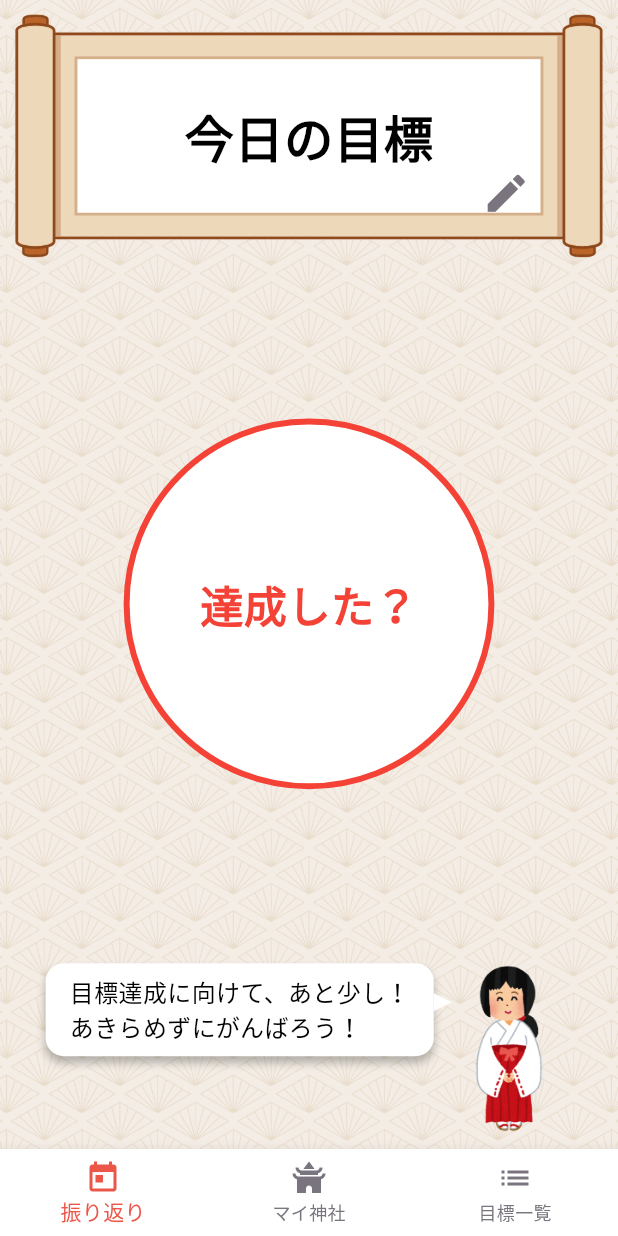
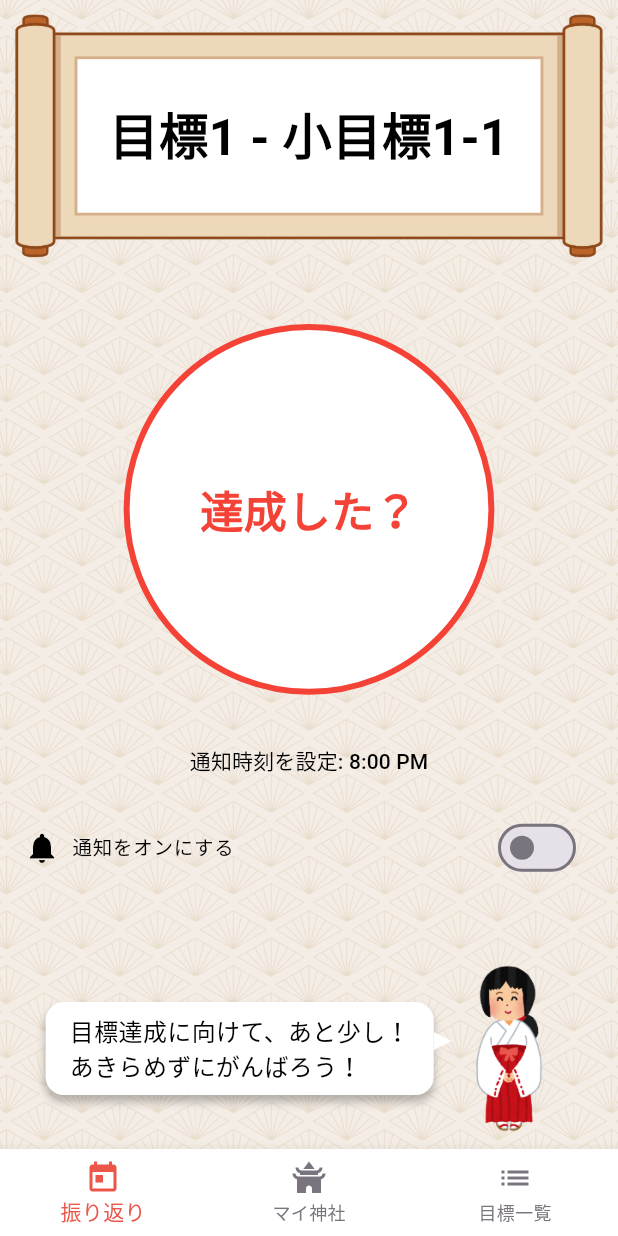
Before and after one commit to Airi291/Hack-U, a Flutter app: the screen it shows after launch, after a tap on "抱負を決める", on a phone screen of 412 x 824 dp. Run offline on Flutter 3.47's test engine with Material 3 defaults, Android fonts, the phone set to English and light mode, and no system bars; our stand-ins replace flutter_local_notifications, timezone.

Commit message:
today_review.dart/通知機能完成2

```diff
--- a/lib/today_review.dart
+++ b/lib/today_review.dart
@@ -1,7 +1,10 @@
 import 'package:flutter/material.dart';
+import 'dart:math';
 import 'bottom_navigation.dart';
-import 'dart:math';
 import 'fukidashi.dart';
+import 'package:flutter_local_notifications/flutter_local_notifications.dart';
+import 'package:timezone/timezone.dart' as tz;
+import 'package:timezone/data/latest.dart' as tz_data;
 
 class TodayReview extends StatefulWidget {
   @override
@@ -9,8 +12,100 @@ class TodayReview extends StatefulWidget {
 }
 
 class _TodayReviewState extends State<TodayReview> {
-  // 今日の目標が達成されたかどうかを管理するフラグ
-  bool _isAchieved = false;
+  final FlutterLocalNotificationsPlugin flutterLocalNotificationsPlugin =
+  FlutterLocalNotificationsPlugin();
+
+  bool _isAchieved = false; // 今日の目標が達成されたか
+  bool _isNotificationOn = false; // 通知がONかどうか
+  TimeOfDay _notificationTime = TimeOfDay(hour: 20, minute: 0); // 通知時刻
+
+  // 仮の今日の目標
+  String todayGoal = '目標1 - 小目標1-1';
+
+  // 仮の小さな目標データ（各大きな目標に対して8つの小さな目標）
+  final List<List<String>> smallGoals = [
+    ['小目標1-1', '小目標1-2', '小目標1-3', '小目標1-4', '小目標1-5', '小目標1-6', '小目標1-7', '小目標1-8'],
+    ['小目標2-1', '小目標2-2', '小目標2-3', '小目標2-4', '小目標2-5', '小目標2-6', '小目標2-7', '小目標2-8'],
+    ['小目標3-1', '小目標3-2', '小目標3-3', '小目標3-4', '小目標3-5', '小目標3-6', '小目標3-7', '小目標3-8'],
+    ['小目標4-1', '小目標4-2', '小目標4-3', '小目標4-4', '小目標4-5', '小目標4-6', '小目標4-7', '小目標4-8'],
+    ['小目標5-1', '小目標5-2', '小目標5-3', '小目標5-4', '小目標5-5', '小目標5-6', '小目標5-7', '小目標5-8'],
+    ['小目標6-1', '小目標6-2', '小目標6-3', '小目標6-4', '小目標6-5', '小目標6-6', '小目標6-7', '小目標6-8'],
+    ['小目標7-1', '小目標7-2', '小目標7-3', '小目標7-4', '小目標7-5', '小目標7-6', '小目標7-7', '小目標7-8'],
+    ['小目標8-1', '小目標8-2', '小目標8-3', '小目標8-4', '小目標8-5', '小目標8-6', '小目標8-7', '小目標8-8'],
+  ];
+
+  @override
+  void initState() {
+    super.initState();
+    _initializeNotifications();
+    tz_data.initializeTimeZones();
+    tz.setLocalLocation(tz.getLocation('Asia/Tokyo'));
+  }
+
+  // 通知の初期化
+  void _initializeNotifications() {
+    const DarwinInitializationSettings macOSInitializationSettings =
+    DarwinInitializationSettings(
+      requestAlertPermission: true,
+      requestBadgePermission: true,
+      requestSoundPermission: true,
+    );
+
+    const InitializationSettings initializationSettings =
+    InitializationSettings(macOS: macOSInitializationSettings);
+
+    flutterLocalNotificationsPlugin.initialize(initializationSettings);
+
+    print("通知が初期化されました");
+  }
+
+  // 通知をスケジュール
+  Future<void> _scheduleNotification() async {
+    if (!_isNotificationOn || _isAchieved) {
+      print(
+          "通知はスケジュールされません (_isNotificationOn: $_isNotificationOn, _isAchieved: $_isAchieved)");
+      return;
+    }
+
+    final now = DateTime.now();
+    final selectedDateTime = DateTime(
+      now.year,
+      now.month,
+      now.day,
+      _notificationTime.hour,
+      _notificationTime.minute,
+    );
+
+    // 現在時刻より前の場合、翌日にスケジュール
+    final notificationTime = selectedDateTime.isBefore(now)
+        ? selectedDateTime.add(Duration(days: 1))
+        : selectedDateTime;
+
+    final tzTime = tz.TZDateTime.from(notificationTime, tz.local);
+
+    const DarwinNotificationDetails macOSNotificationDetails =
+    DarwinNotificationDetails(
+      subtitle: '目標確認の通知',
+      presentAlert: true,
+      presentSound: true,
+    );
+
+    const NotificationDetails notificationDetails =
+    NotificationDetails(macOS: macOSNotificationDetails);
+
+    await flutterLocalNotificationsPlugin.zonedSchedule(
+      0, // 通知ID
+      '${todayGoal}', // タイトル
+      _getRandomComment(_isAchieved), // 通知内容
+      tzTime, // 通知時刻
+      notificationDetails,
+      androidAllowWhileIdle: true,
+      uiLocalNotificationDateInterpretation:
+      UILocalNotificationDateInterpretation.absoluteTime,
+    );
+
+    print("通知がスケジュールされました: $tzTime");
+  }
 
   // コメントリスト
   List<String> _commentsWhenNotAchieved = [
@@ -29,33 +124,48 @@ class _TodayReviewState extends State<TodayReview> {
     "素晴らしい！努力が実を結びましたね。\n次もこの調子で進んでいきましょう！",
   ];
 
-  // ランダムにコメントを選ぶための関数
+  // ランダムコメント生成
   String _getRandomComment(bool isAchieved) {
     final random = Random();
-    List<String> comments = isAchieved ? _commentsWhenAchieved : _commentsWhenNotAchieved;
-    return comments[random.nextInt(comments.length)];
+    return (isAchieved ? _commentsWhenAchieved : _commentsWhenNotAchieved)[
+    random.nextInt(isAchieved
+        ? _commentsWhenAchieved.length
+        : _commentsWhenNotAchieved.length)];
   }
 
-  // ランダムに画像を選ぶ関数
+  // ランダム画像を選択
   String _getRandomImage() {
     final random = Random();
-    // 舞妓さんと神主さんの画像リスト
     List<String> images = [
-      'image/jinja_miko.png',  // 舞妓さん
-      'image/jinja_kannushi.png',  // 神主さん
+      'image/jinja_miko.png', // 舞妓さん
+      'image/jinja_kannushi.png', // 神主さん
     ];
     return images[random.nextInt(images.length)];
   }
 
+  // 通知時刻設定ダイアログを表示
+  Future<void> _selectNotificationTime() async {
+    final TimeOfDay? pickedTime = await showTimePicker(
+      context: context,
+      initialTime: _notificationTime,
+    );
+
+    if (pickedTime != null) {
+      setState(() {
+        _notificationTime = pickedTime;
+        print('通知時刻が設定されました: ${_notificationTime.format(context)}');
+        _scheduleNotification(); // 通知を再スケジュール
+      });
+    }
+  }
+
   @override
   Widget build(BuildContext context) {
-    // 画面のサイズを取得
     final screenSize = MediaQuery.of(context).size;
 
     return Scaffold(
       body: Container(
         decoration: const BoxDecoration(
-          // 背景画像を設定
           image: DecorationImage(
             image: AssetImage('image/background.png'),
             fit: BoxFit.cover,
@@ -75,47 +185,24 @@ class _TodayReviewState extends State<TodayReview> {
                     child: Stack(
                       alignment: Alignment.center,
                       children: [
-                        // 巻物の画像
                         Image.asset(
                           'image/icon_makimono.png',
-                          width: screenSize.width, // 画面幅に合わせる
+                          width: screenSize.width,
                           fit: BoxFit.cover,
                         ),
                         Positioned.fill(
                           child: Align(
-                            alignment: Alignment.center, // テキストを中央に配置
-                            child: LayoutBuilder(
-                              builder: (context, constraints) {
-                                double textSize = constraints.maxWidth * 0.08; // テキストサイズを親の幅に応じて変化
-                                return Text(
-                                  '今日の目標',
-                                  style: TextStyle(
-                                    color: Colors.black,
-                                    fontWeight: FontWeight.bold, // 太字に設定
-                                    fontSize: textSize, // サイズは動的に調整する
-                                    height: 1.5, // 行間の調整
-                                  ),
-                                  textAlign: TextAlign.center, // テキストを中央揃え
-                                  softWrap: true, // 長いテキストがあれば自動で改行
-                                );
-                              },
+                            alignment: Alignment.center,
+                            child: Text(
+                              '${todayGoal}',
+                              style: TextStyle(
+                                color: Colors.black,
+                                fontWeight: FontWeight.bold,
+                                fontSize: screenSize.width * 0.08,
+                                height: 1.5,
+                              ),
+                              textAlign: TextAlign.center,
                             ),
-                          ),
-                        ),
-                        // 目標編集ボタン
-                        Positioned(
-                          bottom: 20,
-                          right: 50, // 右下に配置
-                          child: IconButton(
-                            icon: Icon(
-                              Icons.edit, // 編集アイコン
-                              color: Color(0xFF79747E), // アイコンの色
-                              size: screenSize.width * 0.08, // アイコンサイズ
-                            ),
-                            onPressed: () {
-                              // 編集ボタンが押された場合
-                              print('目標を編集');
-                            },
                           ),
                         ),
                       ],
@@ -124,39 +211,37 @@ class _TodayReviewState extends State<TodayReview> {
                 ),
               ],
             ),
+
             Spacer(),
 
-            // 目標が達成されたかを管理するボタン
+            // 達成ボタン
             Column(
               mainAxisSize: MainAxisSize.min,
               children: [
-                // 「達成した！」ボタンになった場合「取り消す」ボタンを表示
                 if (_isAchieved)
                   Padding(
                     padding: EdgeInsets.only(bottom: 10),
                     child: TextButton(
                       onPressed: () {
                         setState(() {
-                          _isAchieved = false; // 達成フラグをリセット
+                          _isAchieved = false;
                         });
                       },
                       style: TextButton.styleFrom(
-                        foregroundColor: Color(0xFF79747E), // ボタンの色
+                        foregroundColor: Color(0xFF79747E),
                         textStyle: TextStyle(
-                          fontSize: screenSize.width * 0.05, // ボタンのフォントサイズ
-                          fontWeight: FontWeight.bold, // 太字に設定
+                          fontSize: screenSize.width * 0.05,
+                          fontWeight: FontWeight.bold,
                         ),
                       ),
                       child: Text('取り消す'),
                     ),
                   ),
-
-                // 達成の状態を切り替える
                 GestureDetector(
                   onTap: () {
                     if (!_isAchieved) {
                       setState(() {
-                        _isAchieved = true; // 目標達成フラグを設定
+                        _isAchieved = true;
                       });
                     }
                   },
@@ -164,61 +249,88 @@ class _TodayReviewState extends State<TodayReview> {
                     width: screenSize.width * 0.6,
                     height: screenSize.width * 0.6,
                     decoration: BoxDecoration(
-                      color: Colors.white, // 背景色を白に設定
-                      shape: BoxShape.circle, // 丸い形に設定
+                      color: Colors.white,
+                      shape: BoxShape.circle,
                       border: Border.all(
-                        color: _isAchieved ? Colors.green : Colors.red, // 達成状態に応じて枠線の色を変える
-                        width: 4, // 枠線の太さ
+                        color: _isAchieved ? Colors.green : Colors.red,
+                        width: 4,
                       ),
                     ),
                     child: Center(
                       child: Text(
-                        _isAchieved ? '達成した！' : '達成した？', // 達成状態に応じてテキストを変更させる
+                        _isAchieved ? '達成した！' : '達成した？',
                         style: TextStyle(
-                          fontSize: screenSize.width * 0.07, // フォントサイズを画面に合わせて設定
-                          fontWeight: FontWeight.bold, // 太字に設定
-                          color: _isAchieved ? Colors.green : Colors.red, // 達成状態に応じた色
+                          fontSize: screenSize.width * 0.07,
+                          fontWeight: FontWeight.bold,
+                          color: _isAchieved ? Colors.green : Colors.red,
                         ),
                       ),
                     ),
                   ),
                 ),
+                SizedBox(height: 20),
+                TextButton(
+                  onPressed: _selectNotificationTime,
+                  style: TextButton.styleFrom(
+                    foregroundColor: Colors.black,
+                  ),
+                  child: Text('通知時刻を設定: ${_notificationTime.format(context)}'),
+                ),
+                SizedBox(height: 10),
+                SwitchListTile(
+                  dense: true,
+                  title: Row(
+                    children: [
+                      Icon(
+                        Icons.notifications,
+                        color: Colors.black,
+                      ),
+                      SizedBox(width: 8),
+                      Text(
+                        '通知をオンにする',
+                        style: TextStyle(color: Colors.black),
+                      ),
+                    ],
+                  ),
+                  value: _isNotificationOn,
+                  onChanged: (value) {
+                    setState(() {
+                      _isNotificationOn = value;
+                      _scheduleNotification();
+                    });
+                  },
+                  activeColor: Colors.green,
+                ),
               ],
             ),
             Spacer(),
-
-            // ランダムな舞妓さんまたは神主さん画像を表示
             Padding(
               padding: EdgeInsets.symmetric(horizontal: 20, vertical: 10),
               child: Row(
-                mainAxisAlignment: MainAxisAlignment.center, // 中央揃え
-                crossAxisAlignment: CrossAxisAlignment.start,
+                mainAxisAlignment: MainAxisAlignment.center,
                 children: [
-                  // 吹き出し部分
                   Fukidashi(
                     text: _getRandomComment(_isAchieved),
-                    maxWidth: screenSize.width * 0.65,  // 吹き出しの横幅を調整
+                    maxWidth: screenSize.width * 0.65,
                     backgroundColor: Colors.white,
                     textColor: Colors.black,
                     borderRadius: 12,
                     arrowSize: 12,
                   ),
                   SizedBox(width: 10),
-                  // ランダムな画像を表示
                   ClipRRect(
                     child: Image.asset(
                       _getRandomImage(),
-                      width: screenSize.width * 0.2,  // 画像の幅を調整
-                      fit: BoxFit.cover,  // 画像を枠内に収める
+                      width: screenSize.width * 0.2,
+                      fit: BoxFit.cover,
                     ),
                   ),
                 ],
               ),
-            )
+            ),
           ],
         ),
       ),
-      // ナビゲーション機能
       bottomNavigationBar: BottomNavigation(currentIndex: 0),
     );
   }
--- a/pubspec.yaml
+++ b/pubspec.yaml
@@ -10,7 +10,8 @@ environment:
 dependencies:
   flutter:
     sdk: flutter
-  flutter_bubble: ^1.2.2
+  flutter_chat_bubble: ^2.0.2
+  flutter_local_notifications: ^12.0.0
 
 dev_dependencies:
   flutter_test:
```
Also changed, not shown: pubspec.lock, 7 other files.
